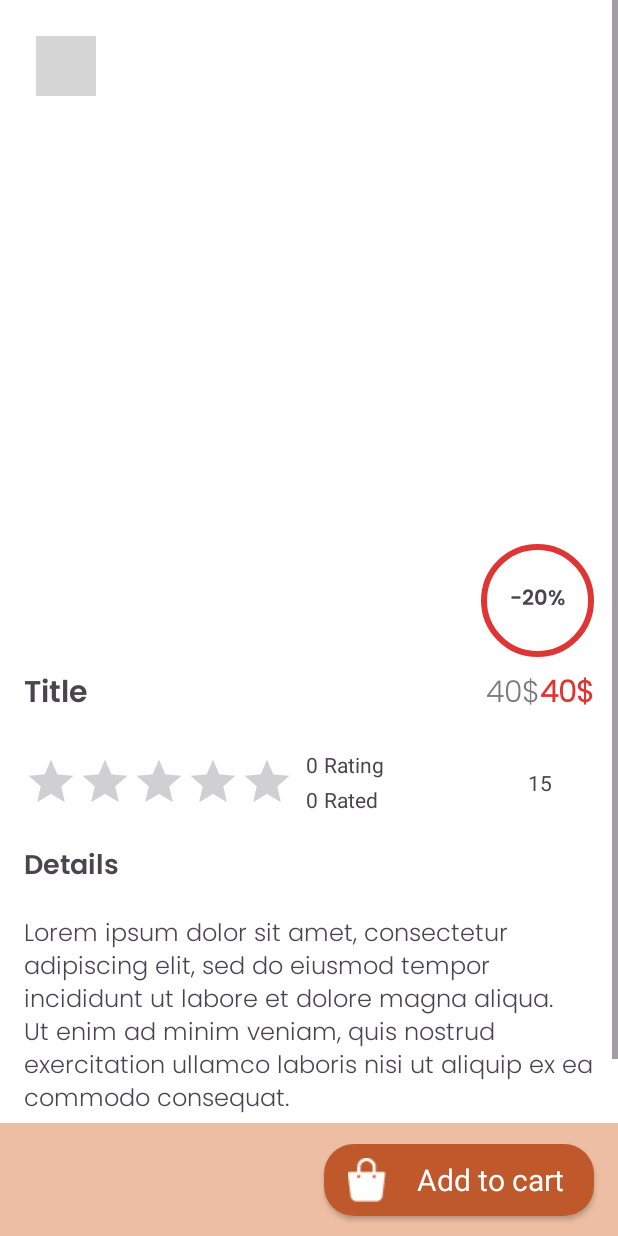
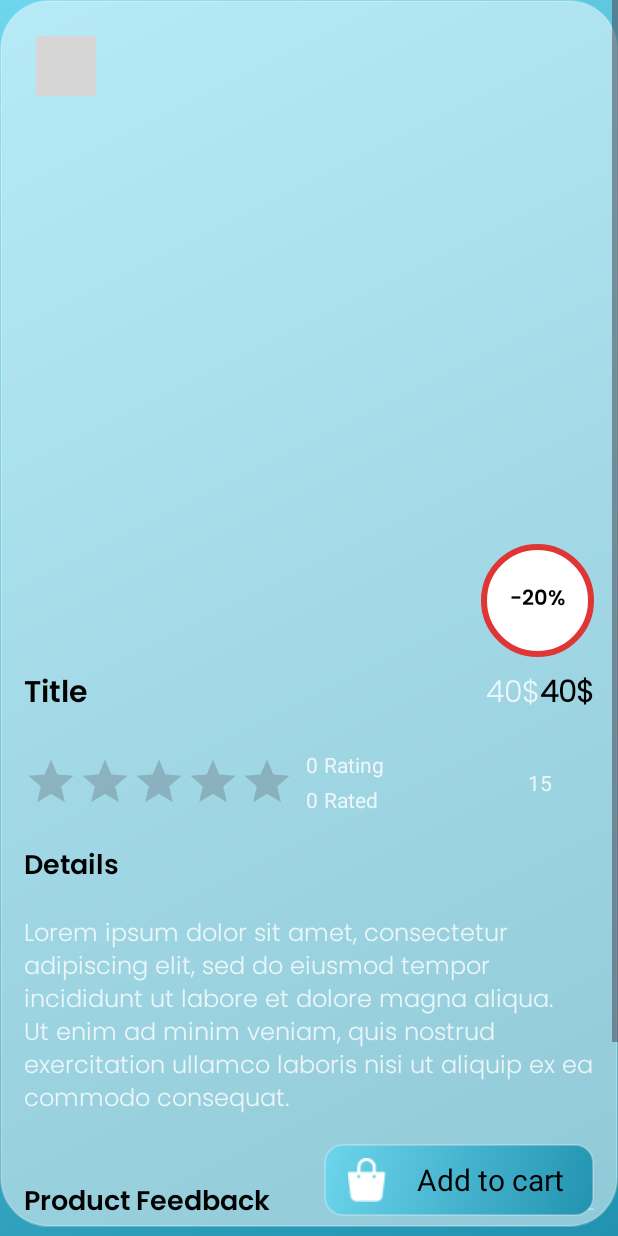
Before and after one commit to kvp133/Pet-Shop-SE1862, an Android app: the ProductDetailActivity screen opened directly, with no data from a screen before it, on a phone screen of 412 x 824 dp. Run offline under Robolectric (Android 15) with nearby library versions, the phone set to English and light mode, and no system bars; our stand-ins replace Firebase (no records; nobody signed in at launch, a user with empty details on screens opened directly); pictures from the network do not load; grey boxes are pictures that could not be loaded.

Commit message:
update layout product detail

```diff
--- a/app/src/main/res/layout/activity_product_detail.xml
+++ b/app/src/main/res/layout/activity_product_detail.xml
@@ -5,7 +5,7 @@
     android:id="@+id/product_details"
     android:layout_width="match_parent"
     android:layout_height="match_parent"
-    tools:context=".ProductDetailActivity">
+    android:background="@drawable/glass_bg" tools:context=".ProductDetailActivity">
 
     <ScrollView
         android:id="@+id/scrollView2"
@@ -20,12 +20,10 @@
             android:orientation="vertical"
             android:paddingBottom="80dp">
 
-
             <LinearLayout
                 android:layout_width="match_parent"
                 android:layout_height="wrap_content"
-                android:background="@color/white"
-                android:orientation="vertical">
+                android:background="@drawable/glass_card" android:orientation="vertical">
 
                 <androidx.constraintlayout.widget.ConstraintLayout
                     android:layout_width="match_parent"
@@ -49,6 +47,7 @@
                         android:fontFamily="@font/poppins_semibold"
                         android:gravity="center"
                         android:text="-20%"
+                        android:textColor="@android:color/black"
                         android:textStyle="bold"
                         app:layout_constraintBottom_toBottomOf="@+id/imv_product_image"
                         app:layout_constraintEnd_toEndOf="parent"
@@ -63,9 +62,8 @@
                         android:padding="8dp"
                         android:src="@drawable/arrow"
                         app:layout_constraintStart_toStartOf="parent"
-                        app:layout_constraintTop_toTopOf="parent" />
-
-                </androidx.constraintlayout.widget.ConstraintLayout>
+                        app:layout_constraintTop_toTopOf="parent"
+                        app:tint="@android:color/black" /> </androidx.constraintlayout.widget.ConstraintLayout>
 
                 <androidx.constraintlayout.widget.ConstraintLayout
                     android:layout_width="match_parent"
@@ -95,6 +93,7 @@
                         android:layout_weight="1"
                         android:fontFamily="@font/poppins_semibold"
                         android:text="Title"
+                        android:textColor="@android:color/black"
                         android:textSize="20sp"
                         android:textStyle="bold" />
 
@@ -104,7 +103,7 @@
                         android:layout_height="wrap_content"
                         android:fontFamily="@font/poppins_light"
                         android:text="40$"
-                        android:textColor="@color/gray"
+                        android:textColor="@color/glass_white_80"
                         android:textSize="20sp" />
 
                     <TextView
@@ -113,7 +112,7 @@
                         android:layout_height="wrap_content"
                         android:fontFamily="@font/poppins_light"
                         android:text="40$"
-                        android:textColor="@color/red"
+                        android:textColor="@android:color/black"
                         android:textSize="20sp"
                         android:textStyle="bold" />
                 </LinearLayout>
@@ -145,17 +144,16 @@
                         android:layout_marginStart="8dp"
                         android:layout_marginTop="4dp"
                         android:text="0"
-                        app:layout_constraintStart_toEndOf="@+id/rtb_feedback_rating"
+                        android:textColor="@color/glass_white_80" app:layout_constraintStart_toEndOf="@+id/rtb_feedback_rating"
                         app:layout_constraintTop_toTopOf="parent" />
 
                     <TextView
                         android:id="@+id/txt_rating"
                         android:layout_width="wrap_content"
                         android:layout_height="wrap_content"
-
                         android:layout_marginStart="4dp"
                         android:text="Rating"
-                        app:layout_constraintBottom_toBottomOf="parent"
+                        android:textColor="@color/glass_white_80" app:layout_constraintBottom_toBottomOf="parent"
                         app:layout_constraintStart_toEndOf="@+id/tv_rating"
                         app:layout_constraintTop_toTopOf="@+id/tv_rating"
                         app:layout_constraintVertical_bias="0.0" />
@@ -165,7 +163,7 @@
                         android:layout_width="wrap_content"
                         android:layout_height="wrap_content"
                         android:text="0"
-                        app:layout_constraintBottom_toBottomOf="parent"
+                        android:textColor="@color/glass_white_80" app:layout_constraintBottom_toBottomOf="parent"
                         app:layout_constraintStart_toStartOf="@id/tv_rating"
                         app:layout_constraintTop_toBottomOf="@id/tv_rating" />
 
@@ -176,7 +174,7 @@
                         android:layout_marginStart="4dp"
                         android:layout_marginBottom="4dp"
                         android:text="Rated"
-                        app:layout_constraintBottom_toBottomOf="parent"
+                        android:textColor="@color/glass_white_80" app:layout_constraintBottom_toBottomOf="parent"
                         app:layout_constraintTop_toTopOf="@id/tv_rating2"
                         app:layout_constraintStart_toEndOf="@+id/tv_rating2" />
 
@@ -187,8 +185,7 @@
                         app:layout_constraintBottom_toBottomOf="parent"
                         app:layout_constraintEnd_toEndOf="parent"
                         app:layout_constraintTop_toTopOf="parent"
-                        app:tint="@color/red"
-                        tools:srcCompat="@drawable/time_125" />
+                        app:tint="@color/glass_white_80" tools:srcCompat="@drawable/time_125" />
 
                     <TextView
                         android:id="@+id/tv_stock_product"
@@ -196,7 +193,7 @@
                         android:layout_height="wrap_content"
                         android:layout_marginEnd="8dp"
                         android:text="15"
-                        app:layout_constraintBottom_toBottomOf="parent"
+                        android:textColor="@color/glass_white_80" app:layout_constraintBottom_toBottomOf="parent"
                         app:layout_constraintEnd_toStartOf="@+id/imageView5"
                         app:layout_constraintTop_toTopOf="parent" />
                 </androidx.constraintlayout.widget.ConstraintLayout>
@@ -211,18 +208,16 @@
                     android:fontFamily="@font/poppins_semibold"
                     android:text="Details"
                     android:textSize="18sp"
-                    android:textStyle="bold" />
-
-                <TextView
+                    android:textStyle="bold"
+                    android:textColor="@android:color/black" /> <TextView
                 android:id="@+id/tv_description"
                 android:layout_width="match_parent"
                 android:layout_height="wrap_content"
                 android:layout_margin="16dp"
                 android:fontFamily="@font/poppins_light"
                 android:text="Lorem ipsum dolor sit amet, consectetur adipiscing elit, sed do eiusmod tempor incididunt ut labore et dolore magna aliqua. Ut enim ad minim veniam, quis nostrud exercitation ullamco laboris nisi ut aliquip ex ea commodo consequat."
-                    android:textSize="16sp" />
-
-                <LinearLayout
+                android:textSize="16sp"
+                android:textColor="@color/glass_white_80" /> <LinearLayout
                 android:layout_width="match_parent"
                 android:layout_height="match_parent"
                 android:layout_marginStart="16dp"
@@ -238,15 +233,13 @@
                     android:fontFamily="@font/poppins_semibold"
                     android:text="Product Feedback"
                     android:textSize="18sp"
-                        android:textStyle="bold" />
-
-                    <TextView
+                    android:textStyle="bold"
+                    android:textColor="@android:color/black" /> <TextView
                 android:id="@+id/tv_view_list_product_feedback"
                 android:layout_width="wrap_content"
                 android:layout_height="wrap_content"
-                        android:text="VIEW ALL" />
-
-                </LinearLayout>
+                android:text="VIEW ALL"
+                android:textColor="@color/glass_link_blue" /> </LinearLayout>
 
                 <androidx.constraintlayout.widget.ConstraintLayout
                     android:layout_width="match_parent"
@@ -267,15 +260,14 @@
                     android:layout_width="match_parent"
                     android:layout_height="60dp"
                     android:gravity="center"
-                    android:text="No Feedback yet!" />
-            </LinearLayout>
+                    android:text="No Feedback yet!"
+                    android:textColor="@color/glass_white_80" /> </LinearLayout>
 
             <LinearLayout
                 android:layout_width="match_parent"
                 android:layout_height="wrap_content"
-                android:background="@color/grey"
-                android:orientation="vertical">
-                <LinearLayout
+                android:background="@android:color/transparent" android:orientation="vertical"
+                android:layout_marginTop="16dp"> <LinearLayout
                 android:layout_width="match_parent"
                 android:paddingVertical="16dp"
                 android:layout_height="wrap_content"
@@ -286,9 +278,7 @@
                     android:layout_width="50dp"
                     android:layout_height="1dp"
                     android:layout_gravity="center_vertical"
-                        android:background="@color/edtColor" />
-
-                    <TextView
+                    android:background="@color/glass_white_80" /> <TextView
                 android:layout_width="wrap_content"
                 android:layout_height="wrap_content"
                 android:layout_marginStart="20dp"
@@ -296,14 +286,12 @@
                 android:fontFamily="@font/poppins_semibold"
                 android:text="You may like"
                 android:textSize="18sp"
-                        android:textStyle="bold" />
-
-                    <View
+                android:textStyle="bold"
+                android:textColor="@android:color/black" /> <View
                 android:layout_width="50dp"
                 android:layout_height="1dp"
                 android:layout_gravity="center_vertical"
-                        android:background="@color/edtColor" />
-                </LinearLayout>
+                android:background="@color/glass_white_80" /> </LinearLayout>
                 <androidx.constraintlayout.widget.ConstraintLayout
                     android:layout_width="match_parent"
                     android:layout_height="wrap_content">
@@ -320,13 +308,10 @@
         </LinearLayout>
     </ScrollView>
 
-
-
     <androidx.constraintlayout.widget.ConstraintLayout
         android:layout_width="0dp"
         android:layout_height="75dp"
-        android:background="@color/edtColor"
-        app:layout_constraintBottom_toBottomOf="parent"
+        android:background="@android:color/transparent" app:layout_constraintBottom_toBottomOf="parent"
         app:layout_constraintEnd_toEndOf="parent"
         app:layout_constraintStart_toStartOf="parent">
 
@@ -336,11 +321,10 @@
             android:layout_width="180dp"
             android:layout_height="wrap_content"
             android:layout_marginEnd="16dp"
-            android:background="@drawable/red_bg_btn"
-            android:drawableStart="@drawable/cart"
+            android:background="@drawable/button_glass_blue" android:drawableStart="@drawable/cart"
             android:paddingStart="16sp"
             android:text="Add to cart"
-            android:textColor="@color/white"
+            android:textColor="@color/black"
             android:textSize="20sp"
             app:layout_constraintBottom_toBottomOf="parent"
             app:layout_constraintEnd_toEndOf="parent"
```
Lines whose indentation alone changed are shown as unchanged.
